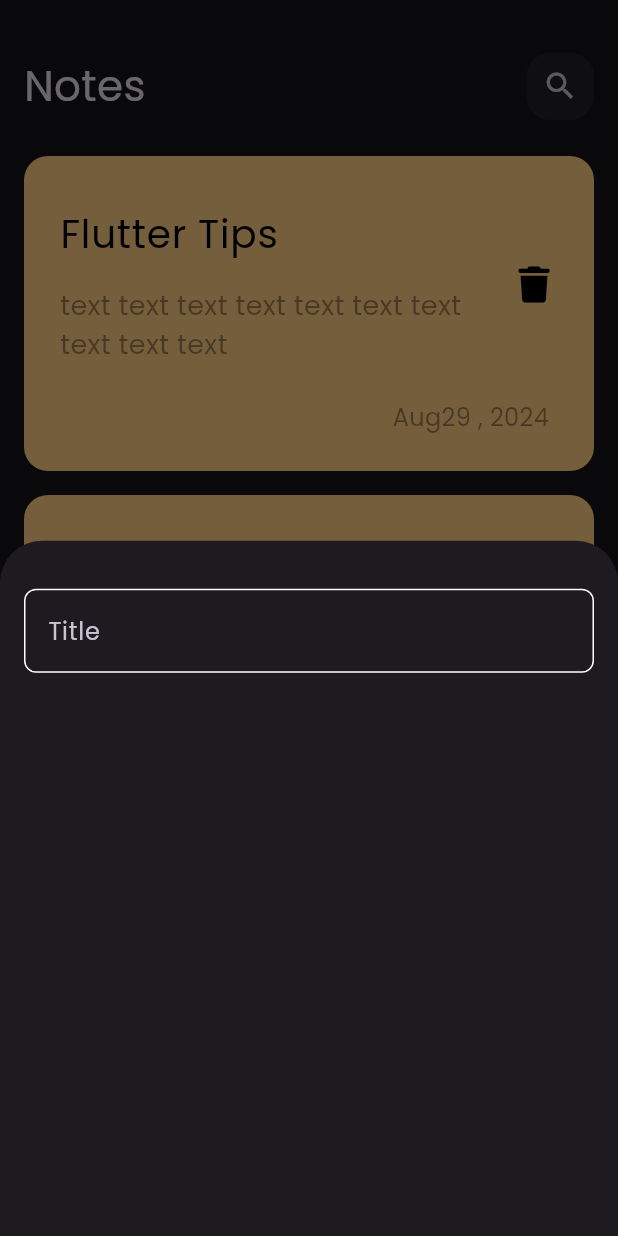
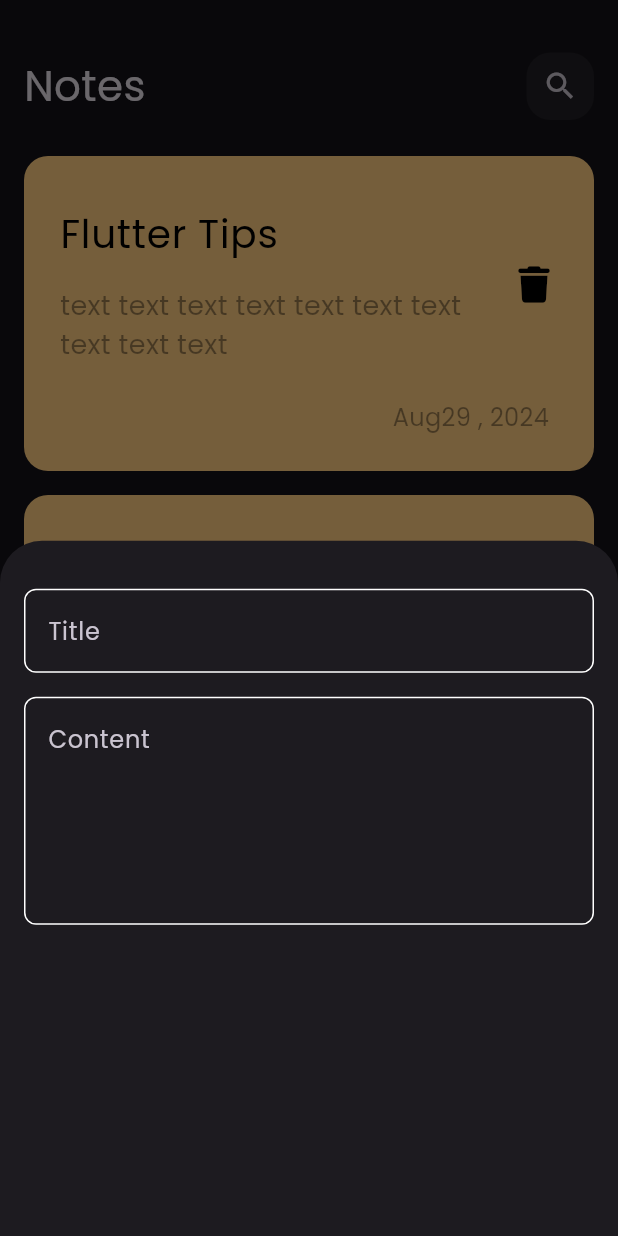
Before and after one commit to Sayed365/notes_app, a Flutter app: the screen it shows after launch, after a tap on the "add" icon, on a phone screen of 412 x 824 dp. Run offline on Flutter 3.47's test engine with Material 3 defaults, Android fonts, the phone set to English and light mode, and no system bars; our stand-ins replace font_awesome_flutter.

Commit message:
add fieldsto notes to bottom sheet

```diff
--- a/lib/views/widgets/add_note_bottom_sheet.dart
+++ b/lib/views/widgets/add_note_bottom_sheet.dart
@@ -6,6 +6,25 @@ class AddNoteBottomSheet extends StatelessWidget {
 
   @override
   Widget build(BuildContext context) {
-    return CustomTextField();
+    return const  Padding(
+      padding: EdgeInsets.symmetric(horizontal: 16),
+      child: Column(
+        children: [
+          SizedBox(
+            height: 32,
+          ),
+          CustomTextField(
+            hintText: 'Title',
+          ),
+          SizedBox(
+            height: 16,
+          ),
+          CustomTextField(
+            hintText: 'Content',
+            maxLines: 5,
+          ),
+        ],
+      ),
+    );
   }
 }
--- a/lib/views/widgets/custom_text_field.dart
+++ b/lib/views/widgets/custom_text_field.dart
@@ -2,27 +2,20 @@ import 'package:flutter/material.dart';
 import 'package:notes_app/constants.dart';
 
 class CustomTextField extends StatelessWidget {
-  const CustomTextField({super.key});
+  const CustomTextField({super.key, required this.hintText,this.maxLines = 1});
 
+final String hintText;
+final int maxLines;
   @override
   Widget build(BuildContext context) {
-    return Padding(
-      padding: const EdgeInsets.symmetric(horizontal: 16),
-      child: Column(
-        children: [
-          SizedBox(
-            height: 32,
-          ),
-          TextField(
-            cursorColor: kPrimaryColor,
-            decoration: InputDecoration(
-              hintText: 'Title',
-              border: buildBorder(),
-              enabledBorder: buildBorder(),
-              focusedBorder: buildBorder(kPrimaryColor),
-            ),
-          ),
-        ],
+    return TextField(
+      cursorColor: kPrimaryColor,
+      maxLines: maxLines,
+      decoration: InputDecoration(
+        hintText: hintText,
+        border: buildBorder(),
+        enabledBorder: buildBorder(),
+        focusedBorder: buildBorder(kPrimaryColor),
       ),
     );
   }
```
